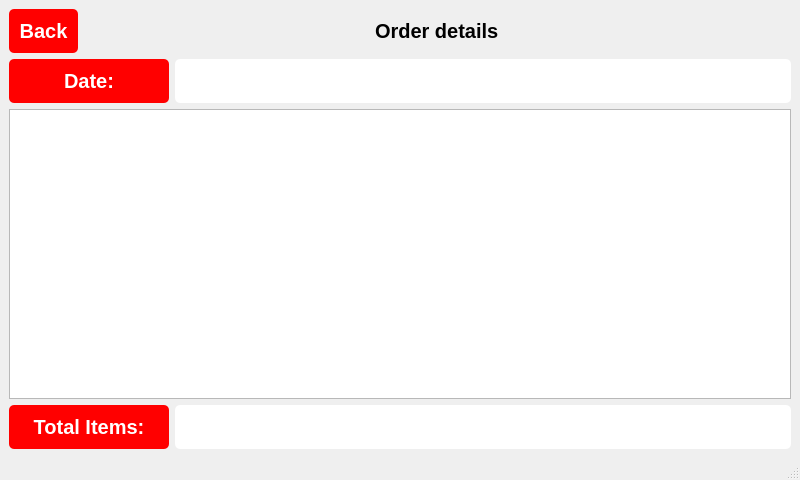
Old version of the form QT resource/order.ui in the repository fatma105/Vending-Machine-App.
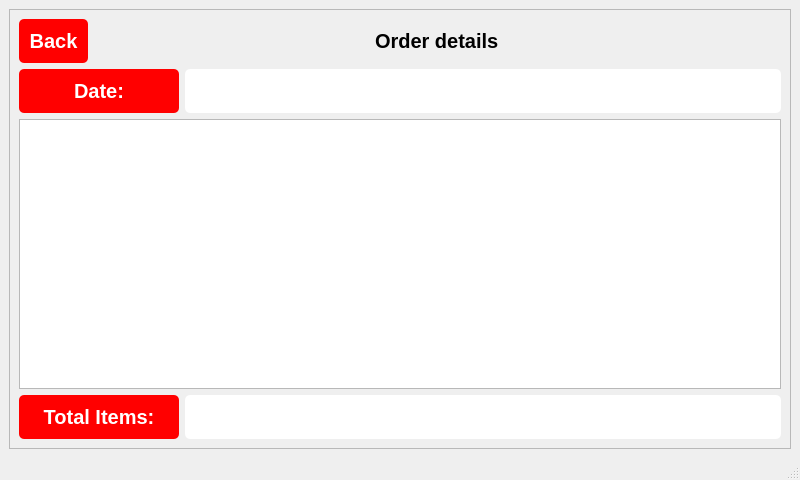
New version of the form.

Diff of the .ui file:
```diff
--- a/QT resource/order.ui
+++ b/QT resource/order.ui
@@ -47,6 +47,21 @@
 </string>
   </property>
   <widget class="QWidget" name="centralwidget">
+   <layout class="QGridLayout" name="gridLayout_3">
+    <item row="0" column="0">
+     <widget class="QScrollArea" name="scrollArea">
+      <property name="widgetResizable">
+       <bool>true</bool>
+      </property>
+      <widget class="QWidget" name="scrollAreaWidgetContents">
+       <property name="geometry">
+        <rect>
+         <x>0</x>
+         <y>0</y>
+         <width>776</width>
+         <height>431</height>
+        </rect>
+       </property>
    <layout class="QGridLayout" name="gridLayout_2">
     <item row="0" column="0">
      <layout class="QGridLayout" name="gridLayout">
@@ -175,6 +190,10 @@
        </layout>
       </item>
      </layout>
+        </item>
+       </layout>
+      </widget>
+     </widget>
     </item>
    </layout>
   </widget>
```
Lines whose indentation alone changed are shown as unchanged.
